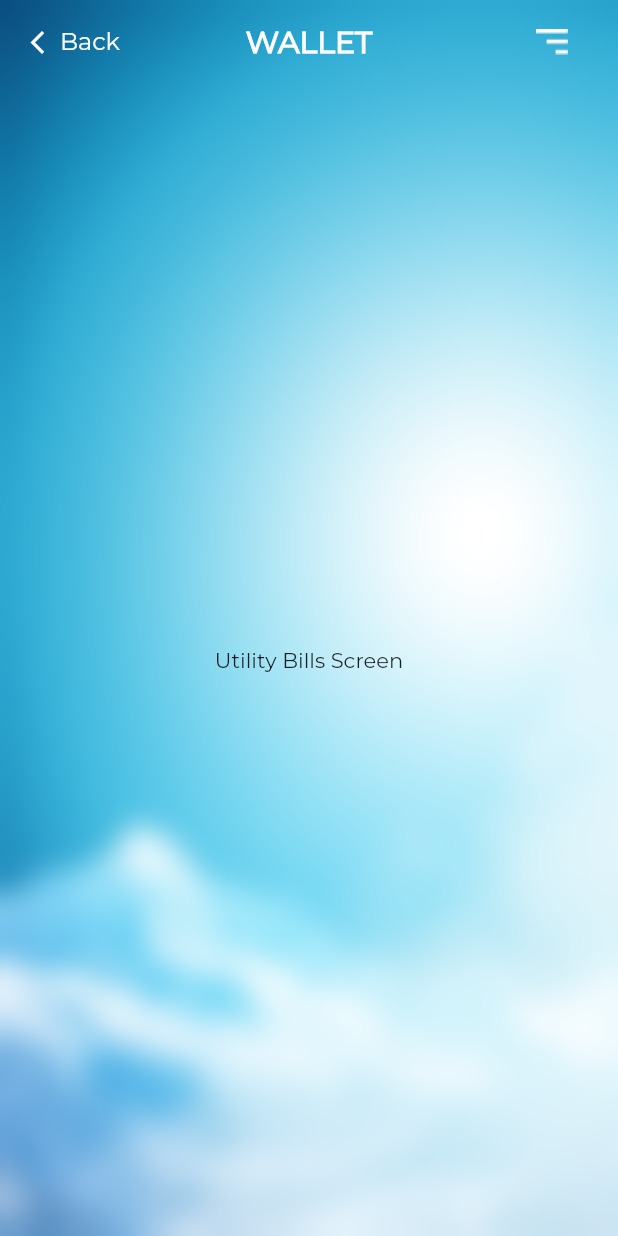
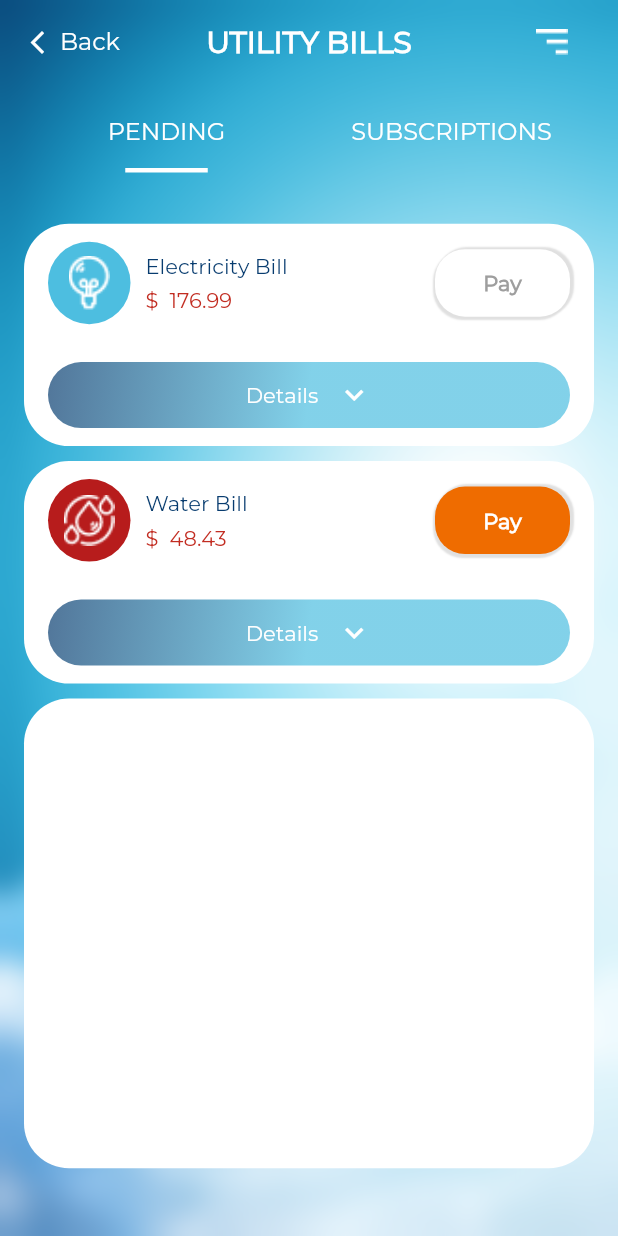
Before and after one commit to irisktaker/bank_of_america_ui, a Flutter app: the UtilityBillsScreen screen opened directly, on a phone screen of 412 x 824 dp. Run offline on Flutter 3.47's test engine with Material 2 defaults, Android fonts, the phone set to English and light mode, and no system bars; our stand-ins replace flutter_secure_storage, form_field_validator; accounts and stored records are empty; project files that could hold a hidden picture were left out.

Commit message:
utility bills

```diff
--- a/lib/screens/messages_screen.dart
+++ b/lib/screens/messages_screen.dart
@@ -6,9 +6,23 @@ import 'package:flutter/material.dart';
 import '../widgets/app_bar/custom_app_bar.dart';
 import '../widgets/background/background_widget.dart';
 import 'dashboard/dashboard.dart';
+import 'drawer/drawer.dart';
 
-class MessagesScreen extends StatelessWidget {
+class MessagesScreen extends StatefulWidget {
   const MessagesScreen({Key? key}) : super(key: key);
+
+  @override
+  State<MessagesScreen> createState() => _MessagesScreenState();
+}
+
+class _MessagesScreenState extends State<MessagesScreen> {
+
+  int screenIndex = 0;
+  bool tapped = false;
+
+  void selectedScreen(int index) {
+    screenIndex = index;
+  }
 
   @override
   Widget build(BuildContext context) {
@@ -17,7 +31,10 @@ class MessagesScreen extends StatelessWidget {
       extendBodyBehindAppBar: true,
       appBar: customAppBar(
         leading: InkWell(
-          onTap: (() => Navigator.pushReplacement(context, MaterialPageRoute(builder: (context) => const DashBoardScreen()))),
+          onTap: (() => Navigator.pushReplacement(
+              context,
+              MaterialPageRoute(
+                  builder: (context) => const DashBoardScreen()))),
           child: Row(
             mainAxisAlignment: MainAxisAlignment.start,
             children: const [
@@ -34,18 +51,31 @@ class MessagesScreen extends StatelessWidget {
             ],
           ),
         ),
-        title: "wallet",
-        onTap: () {},
+        title: "Messages",
+        onTap: () {
+          setState(() {
+            tapped = !tapped;
+          });
+        },
       ),
       body: BackgroundWidget(
         child: BackdropFilter(
           filter: ImageFilter.blur(sigmaX: 10.0, sigmaY: 10.0),
           child: SafeArea(
-            child: Expanded(
-              child: Container(
-                padding: const EdgeInsets.all(16),
-                height: size.height,
-                child: MessagesSection(size: size),
+            child: SizedBox(
+              width: size.width,
+              child: ListView(
+                scrollDirection: Axis.horizontal,
+                children: [
+                  tapped ? DrawerScreen(size: size) : Container(),
+                  Expanded(
+                    child: Container(
+                      padding: const EdgeInsets.all(16),
+                      height: size.height,
+                      child: MessagesSection(size: size),
+                    ),
+                  ),
+                ],
               ),
             ),
           ),
--- /dev/null
+++ b/lib/screens/utility_bills/pending_screen.dart
@@ -0,0 +1,161 @@
+import 'package:bank_of_america_ui/widgets/button/custom_main_btn.dart';
+import 'package:flutter/material.dart';
+
+class PendingScreen extends StatelessWidget {
+  const PendingScreen({Key? key}) : super(key: key);
+
+  @override
+  Widget build(BuildContext context) {
+    Size size = MediaQuery.of(context).size;
+
+    return Padding(
+      padding: const EdgeInsets.all(16.0),
+      child: Column(
+        children: [
+          containerBox(
+            size,
+            icon: "assets/icons/electricity_bill.png",
+            bgIconColor: const Color(0xFF4DBEE0),
+            title: "Electricity Bill",
+            amount: "\$ \t176.99",
+            btnTextColor: Colors.grey,
+            btnColor: Colors.white,
+          ),
+          const SizedBox(height: 10),
+          containerBox(
+            size,
+            icon: "assets/icons/water_bill.png",
+            bgIconColor: Colors.red[900]!,
+            title: "Water Bill",
+            amount: "\$ \t48.43",
+            btnTextColor: Colors.white,
+            btnColor: Colors.orange[800]!,
+          ),
+          const SizedBox(height: 10),
+          Container(
+            width: size.width,
+            height: size.height * 0.38,
+            decoration: BoxDecoration(
+              color: Colors.white,
+              borderRadius: BorderRadius.circular(30),
+            ),
+          ),
+        ],
+      ),
+    );
+  }
+
+  Container containerBox(
+    Size size, {
+    required String icon,
+    required Color bgIconColor,
+    required String title,
+    required String amount,
+    required Color btnTextColor,
+    required Color btnColor,
+  }) {
+    return Container(
+      width: size.width,
+      height: size.height * 0.18,
+      padding: const EdgeInsets.symmetric(horizontal: 16, vertical: 12),
+      decoration: BoxDecoration(
+        color: Colors.white,
+        borderRadius: BorderRadius.circular(30),
+      ),
+      child: Column(
+        children: [
+          Row(
+            children: [
+              Container(
+                width: 55,
+                height: 55,
+                decoration: BoxDecoration(
+                  color: bgIconColor,
+                  borderRadius: BorderRadius.circular(35),
+                  image: DecorationImage(
+                    image: AssetImage(icon),
+                    scale: 0.8,
+                  ),
+                ),
+              ),
+              const SizedBox(width: 10),
+              Column(
+                crossAxisAlignment: CrossAxisAlignment.start,
+                children: [
+                  Text(
+                    title,
+                    style: const TextStyle(
+                      color: Color(0xFF083C6F),
+                    ),
+                  ),
+                  const SizedBox(height: 6),
+                  Text(
+                    amount,
+                    style: const TextStyle(
+                      color: Color.fromARGB(255, 194, 45, 34),
+                    ),
+                  ),
+                ],
+              ),
+              Expanded(child: Container()),
+              InkWell(
+                onTap: () {},
+                child: Container(
+                  width: 90,
+                  height: 45,
+                  decoration: BoxDecoration(
+                    color: btnColor,
+                    borderRadius: BorderRadius.circular(20),
+                    boxShadow: [
+                      BoxShadow(
+                        color: Colors.grey.shade300,
+                        offset: const Offset(2, -1),
+                        blurRadius: 0.2,
+                        spreadRadius: 0.2,
+                      ),
+                      BoxShadow(
+                        color: Colors.grey.shade300,
+                        offset: const Offset(-1, 2),
+                        blurRadius: 0.2,
+                        spreadRadius: 0.2,
+                      ),
+                    ],
+                  ),
+                  child: Center(
+                    child: Text(
+                      "Pay",
+                      style: TextStyle(
+                        color: btnTextColor,
+                        fontWeight: FontWeight.bold,
+                      ),
+                    ),
+                  ),
+                ),
+              ),
+            ],
+          ),
+          Expanded(child: Container()),
+          CustomMainBtn(
+            onTap: () {},
+            widget: Row(
+              mainAxisAlignment: MainAxisAlignment.center,
+              children: const [
+                Text(
+                  "Details",
+                  style: TextStyle(
+                    color: Colors.white,
+                  ),
+                ),
+                SizedBox(width: 12),
+                Icon(
+                  Icons.keyboard_arrow_down_outlined,
+                  color: Colors.white,
+                ),
+              ],
+            ),
+          ),
+        ],
+      ),
+    );
+  }
+}
--- /dev/null
+++ b/lib/screens/utility_bills/subscriptions_screen.dart
@@ -0,0 +1,12 @@
+import 'package:flutter/material.dart';
+
+class SubscriptionsScreen extends StatelessWidget {
+  const SubscriptionsScreen({ Key? key }) : super(key: key);
+
+  @override
+  Widget build(BuildContext context) {
+    return Center(
+      child: Text("SubscriptionsScreen"),
+    );
+  }
+}
--- /dev/null
+++ b/lib/screens/utility_bills/utility_bills_bloc.dart
@@ -0,0 +1,5 @@
+class UtilityBillsBloc {
+  int screenIndex = 0;
+  int activeScreen = 0;
+  bool tapped = false;
+}
--- a/lib/screens/utility_bills/utility_bills_screen.dart
+++ b/lib/screens/utility_bills/utility_bills_screen.dart
@@ -1,21 +1,61 @@
 import 'dart:ui';
+import 'package:flutter/material.dart';
 
-import 'package:flutter/material.dart';
+import '../drawer/drawer.dart';
+import '/screens/utility_bills/pending_screen.dart';
+import '/screens/utility_bills/subscriptions_screen.dart';
+import '/screens/utility_bills/utility_bills_bloc.dart';
 
 import '../../widgets/app_bar/custom_app_bar.dart';
 import '../../widgets/background/background_widget.dart';
 import '../dashboard/dashboard.dart';
 
-class UtilityBillsScreen extends StatelessWidget {
+class UtilityBillsScreen extends StatefulWidget {
   const UtilityBillsScreen({Key? key}) : super(key: key);
 
   @override
+  State<UtilityBillsScreen> createState() => _UtilityBillsScreenState();
+}
+
+class _UtilityBillsScreenState extends State<UtilityBillsScreen> {
+  final UtilityBillsBloc _bloc = UtilityBillsBloc();
+
+  void selectedScreen(int index) {
+    setState(() {
+      _bloc.screenIndex = index;
+    });
+  }
+
+  late List<Map<String, dynamic>> utilityBillsScreens;
+
+  @override
+  void initState() {
+    super.initState();
+
+    utilityBillsScreens = [
+      {
+        'screen': const PendingScreen(),
+        'title': 'pending',
+      },
+      {
+        'screen': const SubscriptionsScreen(),
+        'title': 'subscriptions',
+      },
+    ];
+  }
+
+  @override
   Widget build(BuildContext context) {
+    Size size = MediaQuery.of(context).size;
+
     return Scaffold(
       extendBodyBehindAppBar: true,
       appBar: customAppBar(
         leading: InkWell(
-          onTap: (() => Navigator.pushReplacement(context, MaterialPageRoute(builder: (context) => const DashBoardScreen()))),
+          onTap: (() => Navigator.pushReplacement(
+              context,
+              MaterialPageRoute(
+                  builder: (context) => const DashBoardScreen()))),
           child: Row(
             mainAxisAlignment: MainAxisAlignment.start,
             children: const [
@@ -32,15 +72,77 @@ class UtilityBillsScreen extends StatelessWidget {
             ],
           ),
         ),
-        title: "wallet",
-        onTap: () {},
+        title: "utility bills".toUpperCase(),
+        onTap: () {
+          setState(() {
+            _bloc.tapped = !_bloc.tapped;
+          });
+        },
       ),
       body: BackgroundWidget(
         child: BackdropFilter(
           filter: ImageFilter.blur(sigmaX: 10.0, sigmaY: 10.0),
           child: SafeArea(
-            child: Center(
-              child: Text("Utility Bills Screen"),
+            child: SizedBox(
+              width: size.width,
+              child: ListView(
+                scrollDirection: Axis.horizontal,
+                children: [
+                  _bloc.tapped ? DrawerScreen(size: size) : Container(),
+                  SizedBox(
+                    width: size.width,
+                    child: Padding(
+                      padding: const EdgeInsets.only(top: 8),
+                      child: Column(
+                        children: [
+                          Expanded(
+                            child: SizedBox(
+                              child: ListView.builder(
+                                scrollDirection: Axis.horizontal,
+                                shrinkWrap: true,
+                                itemExtent: 190,
+                                itemCount: utilityBillsScreens.length,
+                                itemBuilder: (context, index) {
+                                  return Column(
+                                    children: [
+                                      TextButton(
+                                        onPressed: () {
+                                          selectedScreen(index);
+                                        },
+                                        child: Text(
+                                          utilityBillsScreens[index]['title']
+                                              .toUpperCase(),
+                                          style: const TextStyle(
+                                            color: Colors.white,
+                                            fontSize: 16,
+                                          ),
+                                        ),
+                                      ),
+                                      _bloc.screenIndex == index
+                                          ? Container(
+                                              width: 55,
+                                              height: 3,
+                                              color: Colors.white,
+                                            )
+                                          : Container(),
+                                    ],
+                                  );
+                                },
+                              ),
+                            ),
+                          ),
+                          Expanded(
+                            flex: 10,
+                            child: SizedBox(
+                              child: utilityBillsScreens[_bloc.screenIndex]['screen'],
+                            ),
+                          ),
+                        ],
+                      ),
+                    ),
+                  ),
+                ],
+              ),
             ),
           ),
         ),
--- a/lib/screens/wallet/wallet_bloc.dart
+++ b/lib/screens/wallet/wallet_bloc.dart
@@ -2,6 +2,9 @@ import 'package:flutter/material.dart';
 
 class WalletBloc {
   late PageController pageController;
+
+  bool tapped = false;
+  int screenIndex = 0;
   int activePage = 0;
 
   // "https://images.wallpapersden.com/image/download/purple-sunrise-4k-vaporwave_bGplZmiUmZqaraWkpJRmbmdlrWZlbWU.jpg",
--- a/lib/screens/wallet/wallet_toggle_screens.dart
+++ b/lib/screens/wallet/wallet_toggle_screens.dart
@@ -1,4 +1,5 @@
 import 'dart:ui';
+import 'package:bank_of_america_ui/screens/wallet/wallet_bloc.dart';
 import 'package:flutter/material.dart';
 
 import '../dashboard/dashboard.dart';
@@ -16,12 +17,11 @@ class WalletToggleScreens extends StatefulWidget {
 }
 
 class _WalletToggleScreensState extends State<WalletToggleScreens> {
-  bool tapped = false;
-  int screenIndex = 0;
+  final WalletBloc _bloc = WalletBloc();
 
   void selectedScreen(int index) {
     setState(() {
-      screenIndex = index;
+      _bloc.screenIndex = index;
     });
   }
 
@@ -70,7 +70,7 @@ class _WalletToggleScreensState extends State<WalletToggleScreens> {
         title: "wallet",
         onTap: () {
           setState(() {
-            tapped = !tapped;
+            _bloc.tapped = !_bloc.tapped;
           });
         },
       ),
@@ -83,7 +83,7 @@ class _WalletToggleScreensState extends State<WalletToggleScreens> {
               child: ListView(
                 scrollDirection: Axis.horizontal,
                 children: [
-                tapped ?  DrawerScreen(size: size) : Container(),
+                _bloc.tapped ?  DrawerScreen(size: size) : Container(),
                   SizedBox(
                     width: size.width,
                     child: Padding(
@@ -112,7 +112,7 @@ class _WalletToggleScreensState extends State<WalletToggleScreens> {
                                         ),
                                       ),
                                     ),
-                                    screenIndex == index
+                                    _bloc.screenIndex == index
                                         ? Container(
                                             width: 55,
                                             height: 3,
@@ -127,7 +127,7 @@ class _WalletToggleScreensState extends State<WalletToggleScreens> {
                           Expanded(
                             flex: 10,
                             child: SizedBox(
-                              child: walletToggleScreens[screenIndex]['screen'],
+                              child: walletToggleScreens[_bloc.screenIndex]['screen'],
                             ),
                           ),
                         ],
```
